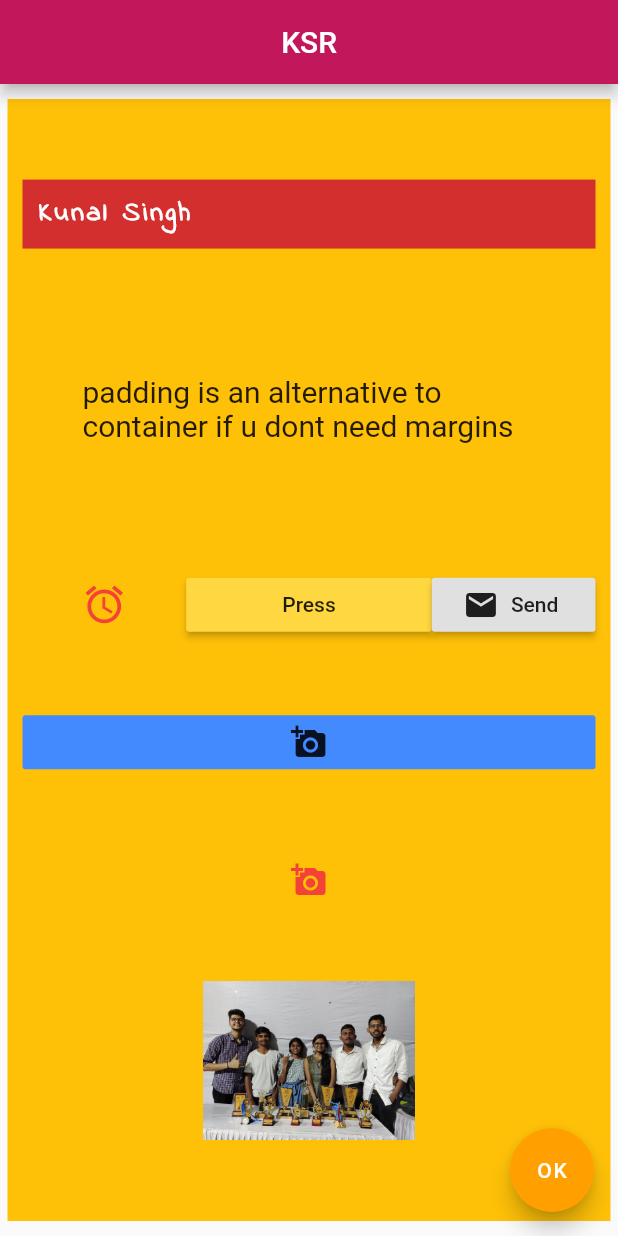
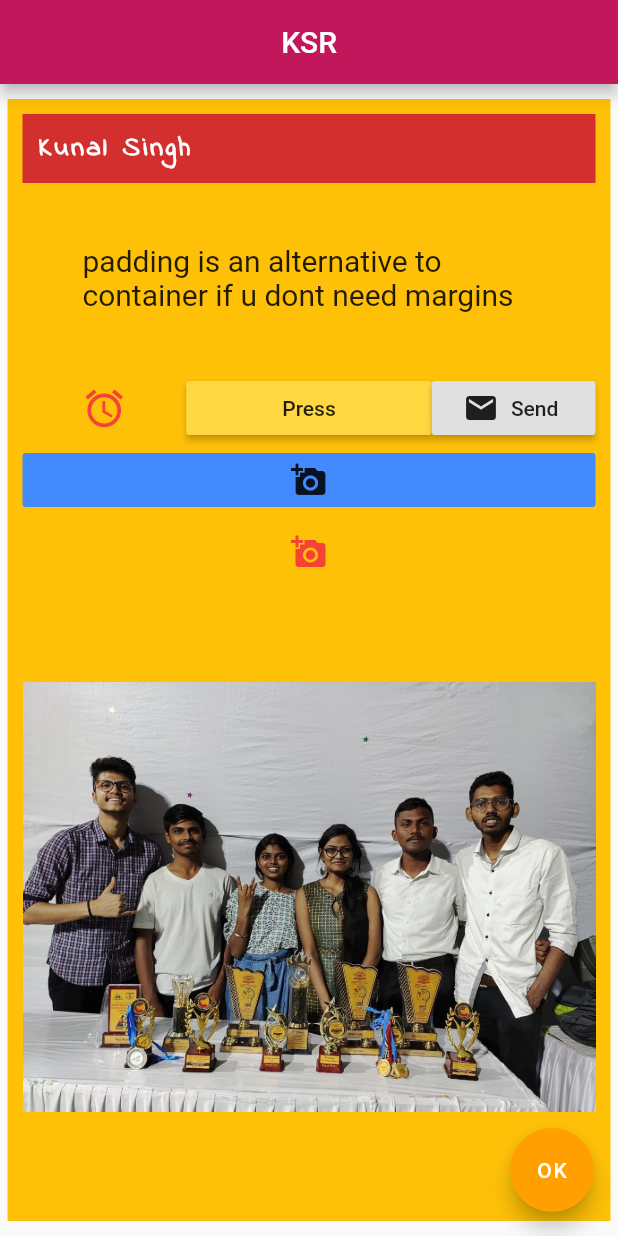
Before and after one commit to singhkunal2050/FlutterNewApp, a Flutter app: the screen it shows after launch, on a phone screen of 412 x 824 dp. Run offline on Flutter 3.47's test engine with Material 2 defaults, Android fonts, the phone set to English and light mode, and no system bars.

Commit message:
expanded widget works on image too

```diff
--- a/lib/main.dart
+++ b/lib/main.dart
@@ -90,9 +90,11 @@ class NewApp extends StatelessWidget {
               // Image(
               //     image: NetworkImage(
               //         'https://images.unsplash.com/photo-1589609966838-5c628d5c1aa5?ixlib=rb-1.2.1&ixid=eyJhcHBfaWQiOjEyMDd9&auto=format&fit=crop&w=334&q=80')),
-              Image(
-                image: AssetImage('assets/champs.jpg'),
-                height: 106,
+              Expanded(
+                child: Image(
+                  image: AssetImage('assets/champs.jpg'),
+                  height: 406,
+                ),
               ),
               // short hand for upper syntax
               // Image.asset('assets/comp.jpg'),
```
